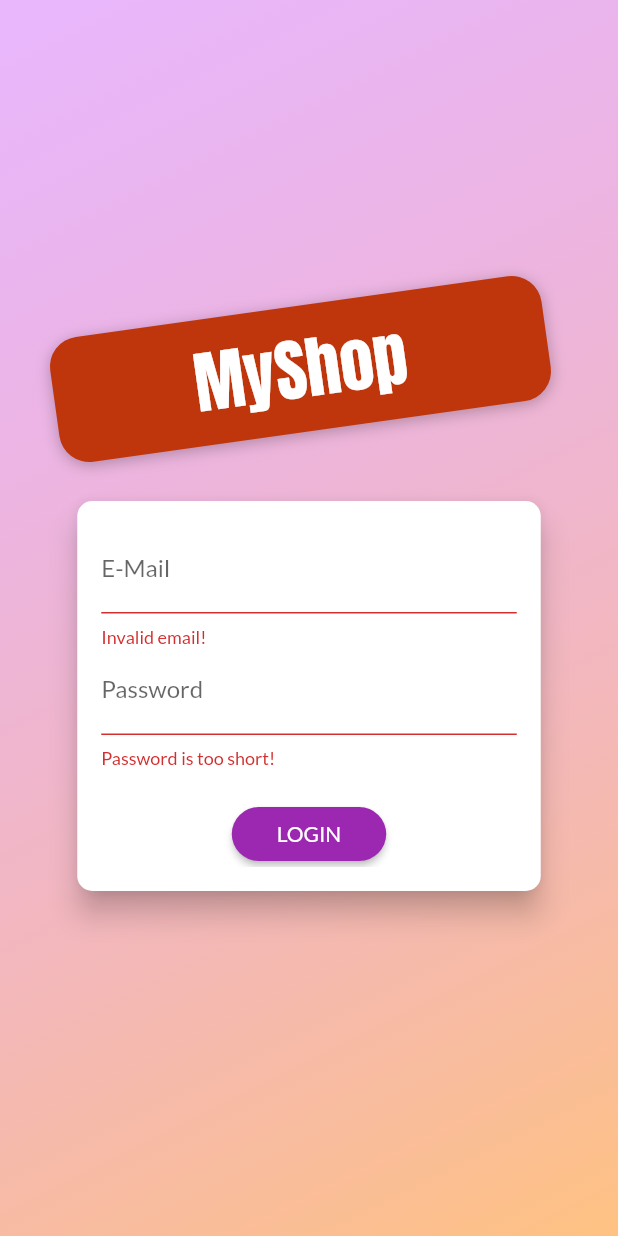
After one commit to deecodez/shop_app, a Flutter app: the screen it shows after launch, after a tap on "LOGIN", on a phone screen of 412 x 824 dp. The commit adds this screen. Run offline on Flutter 3.47's test engine with Material 2 defaults, Android fonts, the phone set to English and light mode, and no system bars; our stand-ins replace badges, google_fonts, shared_preferences; network calls fail.

Commit message:
add user authentication(login, sigun, logout, autologout, attaching products, order to user etct

```diff
--- a/lib/main.dart
+++ b/lib/main.dart
@@ -1,15 +1,18 @@
 import 'package:flutter/material.dart';
 import 'package:google_fonts/google_fonts.dart';
 import 'package:provider/provider.dart';
+import 'package:shop_app/provider/auth.dart';
 import 'package:shop_app/provider/carts.dart';
 import 'package:shop_app/provider/products.dart';
 import 'package:shop_app/screens/cart_screen.dart';
 import 'package:shop_app/screens/edit_product_screen.dart';
 import 'package:shop_app/screens/order_screen.dart';
 import 'package:shop_app/screens/product_details_screen.dart';
+import 'package:shop_app/screens/product_overview_screen.dart';
+import 'package:shop_app/screens/splash_screen.dart';
 import 'package:shop_app/screens/user_product_screen.dart';
 import 'provider/orders.dart';
-import 'screens/product_overview_screen.dart';
+import 'screens/auth_screen.dart';
 
 void main() {
   runApp(MyApp());
@@ -19,29 +22,66 @@ class MyApp extends StatelessWidget {
   @override
   Widget build(BuildContext context) {
     final textTheme = Theme.of(context).textTheme;
+    // final authToken = Provider.of<Auth>(context, listen: false);
+    // final product = Provider.of<Products>(context, listen: false);
+    // final order = Provider.of<Orders>(context, listen: false);
     return MultiProvider(
       providers: [
         ChangeNotifierProvider.value(
-          value: Products(),
+          value: Auth(),
         ),
+        ChangeNotifierProxyProvider<Auth, Products>(
+          //TODO:To still find a better solution to the create
+          create: (ctx) => Products('', '', []),
+          update: (ctx, auth, previousProducts) => Products(
+              auth.token,
+              auth.userId,
+              previousProducts == null ? [] : previousProducts.item),
+          // update: (_, auth, previousProducts) => previousProducts == null ? '':previousProducts
+          //   ..update(auth),
+        ),
+        // ChangeNotifierProxyProvider(create: (ctx, auth), update: update)
+        // ChangeNotifierProvider.value(
+        //   value: Products(),
+        // ),
         ChangeNotifierProvider.value(
           value: Cart(),
         ),
-        ChangeNotifierProvider.value(
-          value: Orders(),
+        ChangeNotifierProxyProvider<Auth, Orders>(
+          //To still find a better solution to the create
+          create: (ctx) => Orders('', '', []),
+          update: (ctx, auth, previousOrders) => Orders(auth.token, auth.userId,
+              previousOrders == null ? [] : previousOrders.orders),
+          // update: (_, auth, previousProducts) => previousProducts == null ? '':previousProducts
+          //   ..update(auth),
         ),
+        // ChangeNotifierProvider.value(
+        //   value: Orders(),
+        // ),
       ],
-      child: MaterialApp(
+      child: Consumer<Auth>(
+        builder: (ctx, auth, _) => MaterialApp(
           theme: ThemeData(
             primarySwatch: Colors.purple,
             accentColor: Colors.deepOrange,
+            // colorScheme: ColorScheme.,
             textTheme: GoogleFonts.latoTextTheme(textTheme).copyWith(
               bodyText1: GoogleFonts.anton(textStyle: textTheme.bodyText1),
             ),
           ),
           debugShowCheckedModeBanner: false,
           title: 'Shop App',
-        home: ProductOverViewScreen(),
+          home: auth.isAuth
+              ? ProductOverViewScreen()
+              //TODO: Having issue with auto login folder 11 video 16
+              : FutureBuilder(
+                  future: auth.tryAutoLogin(),
+                  builder: (ctx, authResultSnapshot) =>
+                      authResultSnapshot.connectionState ==
+                              ConnectionState.waiting
+                          ? SplashScreen()
+                          : AuthScreen(),
+                ),
           routes: {
             ProductDetailsScreen.routeName: (ctx) => ProductDetailsScreen(),
             CartScreen.routeName: (ctx) => CartScreen(),
@@ -50,6 +90,7 @@ class MyApp extends StatelessWidget {
             EditProductScreen.routeName: (ctx) => EditProductScreen(),
           },
         ),
+      ),
     );
   }
 }
--- /dev/null
+++ b/lib/provider/auth.dart
@@ -0,0 +1,124 @@
+import 'dart:async';
+import 'dart:convert';
+
+import 'package:flutter/material.dart';
+import 'package:http/http.dart' as http;
+import 'package:shared_preferences/shared_preferences.dart';
+import 'package:shop_app/model/http_exception.dart';
+
+class Auth with ChangeNotifier {
+  String? _token;
+  DateTime? _expiryDate;
+  String? _userId;
+  Timer? _authTimer;
+
+  bool get isAuth {
+    return token != null;
+  }
+
+  String? get userId {
+    return _userId;
+  }
+
+  String? get token {
+    if (_expiryDate != null &&
+        _expiryDate!.isAfter(DateTime.now()) &&
+        _token != null) {
+      return _token;
+    }
+    return null;
+  }
+
+  Future<void> _authenticate(
+      String? email, String? password, String urlSegment) async {
+    try {
+      var url = Uri.parse(
+          'https://identitytoolkit.googleapis.com/v1/accounts:$urlSegment?key=AIzaSyBB0mymg_d__uh3_-4mTwOWWj989uDoZLM');
+      final response = await http.post(
+        url,
+        body: json.encode(
+          {
+            'email': email,
+            'password': password,
+            'returnSecureToken': true,
+          },
+        ),
+      );
+      final responseData = json.decode(response.body);
+      print(responseData);
+      //Checking if there is error key from the rersponse from api
+      if (responseData['error'] != null) {
+        throw HttpException(responseData['error']['message']);
+      }
+      //storing user details from firebase reponse
+      _token = responseData['idToken'];
+      _userId = responseData['localId'];
+      _expiryDate = DateTime.now()
+          .add(Duration(seconds: int.parse(responseData['expiresIn'])));
+      _autoLogout();
+      notifyListeners();
+      final prefs = await SharedPreferences.getInstance();
+      final userData = json.encode(
+        {
+          'token': _token,
+          'userId': _userId,
+          'expiryDate': _expiryDate!.toIso8601String(),
+        },
+      );
+      prefs.setString('userData', userData);
+    } catch (error) {
+      throw error;
+    }
+  }
+
+  Future<void> signUpUser(String? email, String? password) async {
+    return _authenticate(email, password, 'signUp');
+  }
+
+  Future<void> login(String? email, String? password) async {
+    return _authenticate(email, password, 'signInWithPassword');
+  }
+
+  Future<bool> tryAutoLogin() async {
+    final prefs = await SharedPreferences.getInstance();
+    if (!prefs.containsKey('userData')) {
+      return false;
+    }
+    final extractedData =
+        json.decode(prefs.getString('userData')!) as Map<String, Object>;
+    final expiryDate = DateTime.parse(extractedData['expiryDate'].toString());
+    // DateTime.parse(extractedData['expiryDate']);
+    if (expiryDate.isBefore(DateTime.now())) {
+      return false;
+    }
+    _token = extractedData['token'].toString();
+    _userId = extractedData['userId'].toString();
+    _expiryDate = expiryDate;
+    print(_userId);
+    notifyListeners();
+    _autoLogout();
+    return true;
+  }
+
+  Future<void> logout() async {
+    _token = null;
+    _userId = null;
+    _expiryDate = null;
+    if (_authTimer != null) {
+      _authTimer!.cancel();
+      _authTimer = null;
+    }
+    notifyListeners();
+    final prefs = await SharedPreferences.getInstance();
+    // prefs.remove('userData');
+    prefs.clear();
+  }
+
+  void _autoLogout() {
+    if (_authTimer != null) {
+      _authTimer!.cancel();
+    }
+    final timeToExpire = _expiryDate!.difference(DateTime.now()).inSeconds;
+    _authTimer = Timer(Duration(seconds: timeToExpire), logout);
+  }
+}
--- a/lib/provider/orders.dart
+++ b/lib/provider/orders.dart
@@ -8,6 +8,11 @@ import 'package:http/http.dart' as http;
 class Orders with ChangeNotifier {
   List<OrderItem> _orders = [];
 
+  final String? authToken;
+  final String? userId;
+
+  Orders(this.authToken, this.userId, this._orders);
+
   List<OrderItem> get orders {
     return [..._orders];
   }
@@ -15,7 +20,7 @@ class Orders with ChangeNotifier {
   //Add to order to server
   Future<void> addOrder(List<CartItem> cartProducts, double total) async {
     var url = Uri.parse(
-        'https://myshopapp-cfd09-default-rtdb.firebaseio.com/orders.json');
+        'https://myshopapp-cfd09-default-rtdb.firebaseio.com/orders/$userId.json?auth=$authToken');
     final timeStamp = DateTime.now();
     try {
       var response = await http.post(
@@ -51,7 +56,7 @@ class Orders with ChangeNotifier {
 
   Future<void> fetchOrder() async {
     var url = Uri.parse(
-        'https://myshopapp-cfd09-default-rtdb.firebaseio.com/orders.json');
+        'https://myshopapp-cfd09-default-rtdb.firebaseio.com/orders/$userId.json?auth=$authToken');
     try {
       final response = await http.get(url);
       final List<OrderItem> fetchedOrder = [];
--- /dev/null
+++ b/lib/screens/auth_screen.dart
@@ -0,0 +1,367 @@
+import 'dart:math';
+
+import 'package:flutter/material.dart';
+import 'package:provider/provider.dart';
+import 'package:shop_app/model/http_exception.dart';
+import 'package:shop_app/provider/auth.dart';
+
+// import '../providers/auth.dart';
+// import '../models/http_exception.dart';
+
+enum AuthMode { Signup, Login }
+
+class AuthScreen extends StatelessWidget {
+  static const routeName = '/auth';
+
+  @override
+  Widget build(BuildContext context) {
+    final deviceSize = MediaQuery.of(context).size;
+    // final transformConfig = Matrix4.rotationZ(-8 * pi / 180);
+    // transformConfig.translate(-10.0);
+    return Scaffold(
+      // resizeToAvoidBottomInset: false,
+      body: Stack(
+        children: <Widget>[
+          Container(
+            decoration: BoxDecoration(
+              gradient: LinearGradient(
+                colors: [
+                  Color.fromRGBO(215, 117, 255, 1).withOpacity(0.5),
+                  Color.fromRGBO(255, 188, 117, 1).withOpacity(0.9),
+                ],
+                begin: Alignment.topLeft,
+                end: Alignment.bottomRight,
+                stops: [0, 1],
+              ),
+            ),
+          ),
+          SingleChildScrollView(
+            child: Container(
+              height: deviceSize.height,
+              width: deviceSize.width,
+              child: Column(
+                mainAxisAlignment: MainAxisAlignment.center,
+                crossAxisAlignment: CrossAxisAlignment.center,
+                children: <Widget>[
+                  Flexible(
+                    child: Container(
+                      margin: EdgeInsets.only(bottom: 20.0),
+                      padding:
+                          EdgeInsets.symmetric(vertical: 8.0, horizontal: 94.0),
+                      transform: Matrix4.rotationZ(-8 * pi / 180)
+                        ..translate(-10.0),
+                      // ..translate(-10.0),
+                      decoration: BoxDecoration(
+                        borderRadius: BorderRadius.circular(20),
+                        color: Colors.deepOrange.shade900,
+                        boxShadow: [
+                          BoxShadow(
+                            blurRadius: 8,
+                            color: Colors.black26,
+                            offset: Offset(0, 2),
+                          )
+                        ],
+                      ),
+                      child: Text(
+                        'MyShop',
+                        style: TextStyle(
+                          color: Colors.white,
+                          fontSize: 45,
+                          fontFamily: 'Anton',
+                          fontWeight: FontWeight.normal,
+                        ),
+                      ),
+                    ),
+                  ),
+                  Flexible(
+                    flex: deviceSize.width > 600 ? 2 : 1,
+                    child: AuthCard(),
+                  ),
+                ],
+              ),
+            ),
+          ),
+        ],
+      ),
+    );
+  }
+}
+
+class AuthCard extends StatefulWidget {
+  const AuthCard({
+    Key? key,
+  }) : super(key: key);
+
+  @override
+  _AuthCardState createState() => _AuthCardState();
+}
+
+class _AuthCardState extends State<AuthCard>
+    with SingleTickerProviderStateMixin {
+  final GlobalKey<FormState> _formKey = GlobalKey();
+  AuthMode _authMode = AuthMode.Login;
+  Map<String?, String?> _authData = {
+    'email': '',
+    'password': '',
+  };
+  var _isLoading = false;
+  final _passwordController = TextEditingController();
+  // AnimationController _controller;
+  // Animation<Size> _heightAnimation;
+
+  // @override
+  // void initState() {
+  //   super.initState();
+  //   _controller = AnimationController(
+  //     vsync: this,
+  //     duration: Duration(
+  //       milliseconds: 300,
+  //     ),
+  //   );
+  //   _heightAnimation = Tween<Size>(
+  //           begin: Size(double.infinity, 260), end: Size(double.infinity, 320))
+  //       .animate(
+  //     CurvedAnimation(
+  //       parent: _controller,
+  //       curve: Curves.fastOutSlowIn,
+  //     ),
+  //   );
+  //   _heightAnimation.addListener(() => setState(() {}));
+  // }
+
+  // @override
+  // void dispose() {
+  //   // TODO: implement dispose
+  //   super.dispose();
+  //   _controller.dispose();
+  // }
+
+  void _showErrorDialog(String message) {
+    showDialog(
+      context: context,
+      builder: (ctx) => AlertDialog(
+        title: Text('An Error Occurred!'),
+        content: Text(message),
+        actions: <Widget>[
+          TextButton(
+            child: Text('Okay'),
+            onPressed: () {
+              Navigator.of(ctx).pop();
+            },
+          )
+        ],
+      ),
+    );
+  }
+
+  Future<void> _submit() async {
+    if (!_formKey.currentState!.validate()) {
+      // Invalid!
+      return;
+    }
+    _formKey.currentState!.save();
+    setState(() {
+      _isLoading = true;
+    });
+    try {
+      if (_authMode == AuthMode.Login) {
+        // Log user in
+        await Provider.of<Auth>(context, listen: false)
+            .login(_authData['email'], _authData['password']);
+      } else {
+        // Sign user up
+        await Provider.of<Auth>(context, listen: false)
+            .signUpUser(_authData['email'], _authData['password']);
+      }
+    } on HttpException catch (error) {
+      var errorMessage = 'Authentication failed';
+      if (error.toString().contains('EMAIL_EXISTS')) {
+        errorMessage = 'This email address is already in use.';
+      } else if (error.toString().contains('INVALID_EMAIL')) {
+        errorMessage = 'This is not a valid email address';
+      } else if (error.toString().contains('WEAK_PASSWORD')) {
+        errorMessage = 'This password is too weak.';
+      } else if (error.toString().contains('EMAIL_NOT_FOUND')) {
+        errorMessage = 'Could not find a user with that email.';
+      } else if (error.toString().contains('INVALID_PASSWORD')) {
+        errorMessage = 'Invalid password.';
+      }
+      _showErrorDialog(errorMessage);
+    } catch (error) {
+      const errorMessage =
+          'Could not authenticate you. Please try again later.';
+      _showErrorDialog(errorMessage);
+    }
+
+    setState(() {
+      _isLoading = false;
+    });
+  }
+
+  void _switchAuthMode() {
+    if (_authMode == AuthMode.Login) {
+      setState(() {
+        _authMode = AuthMode.Signup;
+      });
+    } else {
+      setState(() {
+        _authMode = AuthMode.Login;
+      });
+    }
+  }
+
+  // Future<void> _submit() async {
+  //   if (!_formKey.currentState.validate()) {
+  //     // Invalid!
+  //     return;
+  //   }
+  //   _formKey.currentState.save();
+  //   setState(() {
+  //     _isLoading = true;
+  //   });
+  //   try {
+  //     if (_authMode == AuthMode.Login) {
+  //       // Log user in
+  //       await Provider.of<Auth>(context, listen: false).login(
+  //         _authData['email'],
+  //         _authData['password'],
+  //       );
+  //     } else {
+  //       // Sign user up
+  //       await Provider.of<Auth>(context, listen: false).signup(
+  //         _authData['email'],
+  //         _authData['password'],
+  //       );
+  //     }
+  //   } on HttpException catch (error) {
+  //     var errorMessage = 'Authentication failed';
+  //     if (error.toString().contains('EMAIL_EXISTS')) {
+  //       errorMessage = 'This email address is already in use.';
+  //     } else if (error.toString().contains('INVALID_EMAIL')) {
+  //       errorMessage = 'This is not a valid email address';
+  //     } else if (error.toString().contains('WEAK_PASSWORD')) {
+  //       errorMessage = 'This password is too weak.';
+  //     } else if (error.toString().contains('EMAIL_NOT_FOUND')) {
+  //       errorMessage = 'Could not find a user with that email.';
+  //     } else if (error.toString().contains('INVALID_PASSWORD')) {
+  //       errorMessage = 'Invalid password.';
+  //     }
+  //     _showErrorDialog(errorMessage);
+  //   } catch (error) {
+  //     const errorMessage =
+  //         'Could not authenticate you. Please try again later.';
+  //     _showErrorDialog(errorMessage);
+  //   }
+
+  //   setState(() {
+  //     _isLoading = false;
+  //   });
+  // }
+
+  // void _switchAuthMode() {
+  //   if (_authMode == AuthMode.Login) {
+  //     setState(() {
+  //       _authMode = AuthMode.Signup;
+  //     });
+  //     _controller.forward();
+  //   } else {
+  //     setState(() {
+  //       _authMode = AuthMode.Login;
+  //     });
+  //     _controller.reverse();
+  //   }
+  // }
+
+  @override
+  Widget build(BuildContext context) {
+    final deviceSize = MediaQuery.of(context).size;
+    return Card(
+      shape: RoundedRectangleBorder(
+        borderRadius: BorderRadius.circular(10.0),
+      ),
+      elevation: 8.0,
+      child: Container(
+        height: _authMode == AuthMode.Signup ? 320 : 260,
+        constraints:
+            BoxConstraints(minHeight: _authMode == AuthMode.Signup ? 320 : 260),
+        // height: _heightAnimation.value.height,
+        // constraints: BoxConstraints(minHeight: _heightAnimation.value.height),
+        width: deviceSize.width * 0.75,
+        padding: EdgeInsets.all(16.0),
+        child: Form(
+          key: _formKey,
+          child: SingleChildScrollView(
+            child: Column(
+              children: <Widget>[
+                TextFormField(
+                  decoration: InputDecoration(labelText: 'E-Mail'),
+                  keyboardType: TextInputType.emailAddress,
+                  validator: (value) {
+                    if (value!.isEmpty || !value.contains('@')) {
+                      return 'Invalid email!';
+                    }
+                  },
+                  onSaved: (value) {
+                    _authData['email'] = value;
+                  },
+                ),
+                TextFormField(
+                  decoration: InputDecoration(labelText: 'Password'),
+                  obscureText: true,
+                  controller: _passwordController,
+                  validator: (value) {
+                    if (value!.isEmpty || value.length < 5) {
+                      return 'Password is too short!';
+                    }
+                  },
+                  onSaved: (value) {
+                    _authData['password'] = value;
+                  },
+                ),
+                if (_authMode == AuthMode.Signup)
+                  TextFormField(
+                    enabled: _authMode == AuthMode.Signup,
+                    decoration: InputDecoration(labelText: 'Confirm Password'),
+                    obscureText: true,
+                    validator: _authMode == AuthMode.Signup
+                        ? (value) {
+                            if (value != _passwordController.text) {
+                              return 'Passwords do not match!';
+                            }
+                          }
+                        : null,
+                  ),
+                SizedBox(
+                  height: 20,
+                ),
+                if (_isLoading)
+                  CircularProgressIndicator()
+                else
+                  RaisedButton(
+                    child:
+                        Text(_authMode == AuthMode.Login ? 'LOGIN' : 'SIGN UP'),
+                    onPressed: _submit,
+                    shape: RoundedRectangleBorder(
+                      borderRadius: BorderRadius.circular(30),
+                    ),
+                    padding:
+                        EdgeInsets.symmetric(horizontal: 30.0, vertical: 8.0),
+                    color: Theme.of(context).primaryColor,
+                    textColor: Colors.white,
+                  ),
+                FlatButton(
+                  child: Text(
+                      '${_authMode == AuthMode.Login ? 'SIGNUP' : 'LOGIN'} INSTEAD'),
+                  onPressed: _switchAuthMode,
+                  padding: EdgeInsets.symmetric(horizontal: 30.0, vertical: 4),
+                  materialTapTargetSize: MaterialTapTargetSize.shrinkWrap,
+                  textColor: Theme.of(context).primaryColor,
+                ),
+              ],
+            ),
+          ),
+        ),
+      ),
+    );
+  }
+}
--- a/lib/screens/order_screen.dart
+++ b/lib/screens/order_screen.dart
@@ -56,7 +56,8 @@ class _OrderScreenState extends State<OrderScreen> {
           if (dataSnapShot.connectionState == ConnectionState.waiting) {
             return Center(child: CircularProgressIndicator());
           } else if (dataSnapShot.error != null) {
-            return Center(child: Text('An error occurred!'));
+            //TODO: To fix null is not a subtype of map from api response when there is no order attached to user
+            return Center(child: Text('An error occurred! No Order yet'));
           } else {
             return Consumer<Orders>(
               builder: (ctx, orderData, child) => orderData.orders.isEmpty
--- /dev/null
+++ b/lib/screens/splash_screen.dart
@@ -0,0 +1,14 @@
+import 'package:flutter/material.dart';
+
+class SplashScreen extends StatelessWidget {
+  const SplashScreen({Key? key}) : super(key: key);
+
+  @override
+  Widget build(BuildContext context) {
+    return Scaffold(
+      body: Center(
+        child: Text('Loading...'),
+      ),
+    );
+  }
+}
--- a/lib/widgets/product_item.dart
+++ b/lib/widgets/product_item.dart
@@ -1,5 +1,6 @@
 import 'package:flutter/material.dart';
 import 'package:provider/provider.dart';
+import 'package:shop_app/provider/auth.dart';
 import 'package:shop_app/provider/carts.dart';
 import 'package:shop_app/provider/product.dart';
 import 'package:shop_app/screens/product_details_screen.dart';
@@ -21,6 +22,7 @@ class ProductItem extends StatelessWidget {
   Widget build(BuildContext context) {
     final product = Provider.of<Product>(context, listen: false);
     final cart = Provider.of<Cart>(context, listen: false);
+    final authToken = Provider.of<Auth>(context, listen: false);
     return ClipRRect(
       borderRadius: BorderRadius.circular(10.0),
       child: Container(
@@ -63,7 +65,7 @@ class ProductItem extends StatelessWidget {
             leading: Consumer<Product>(
               builder: (ctx, product, _) => IconButton(
                 onPressed: () {
-                  product.isToggled();
+                  product.isToggled(authToken.token, authToken.userId);
                 },
                 icon: Icon(
                   product.isFavorite ? Icons.favorite : Icons.favorite_border,
--- a/pubspec.yaml
+++ b/pubspec.yaml
@@ -28,6 +28,7 @@ dependencies:
   badges: ^2.0.1
   intl: ^0.17.0
   http: ^0.13.3
+  shared_preferences: ^2.0.8
 
 
   # The following adds the Cupertino Icons font to your application.
```
Also changed, not shown: lib/provider/product.dart (+7 -7 lines), lib/provider/products.dart (+26 -7 lines), lib/screens/user_product_screen.dart (+14 -4 lines), lib/widgets/app_drawer.dart (+13 -0 lines), pubspec.lock. Lines whose indentation alone changed are shown as unchanged.
